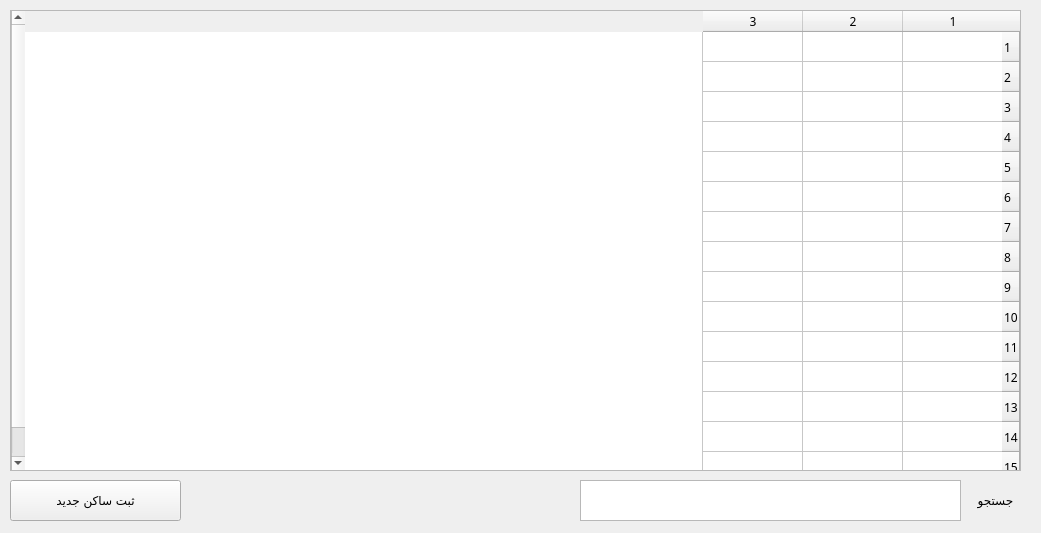
The window that gui/residents.ui (oaacUis/tesis-colombian-plate-recognition) describes before a commit, drawn with Qt 5.
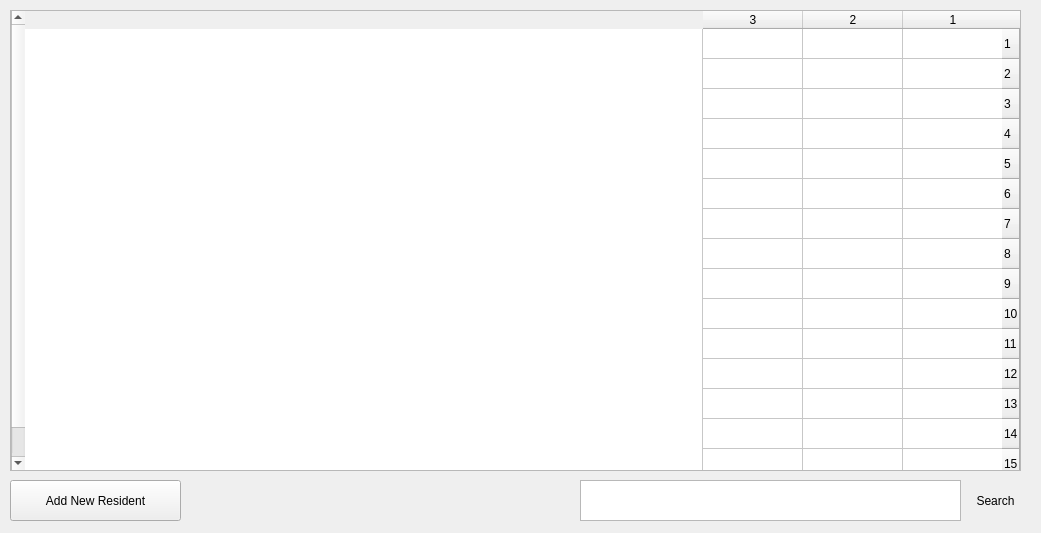
The same window after the commit.

```diff
--- a/gui/residents.ui
+++ b/gui/residents.ui
@@ -58,11 +58,11 @@
                 </property>
                 <property name="font">
                     <font>
-                        <family>B Yekan</family>
+                        <family>Arial</family>
                     </font>
                 </property>
                 <property name="text">
-                    <string>ثبت ساکن جدید</string>
+                    <string>Add New Resident</string>
                 </property>
             </widget>
             <widget class="QLabel" name="label_9">
@@ -76,11 +76,11 @@
                 </property>
                 <property name="font">
                     <font>
-                        <family>B Yekan</family>
+                        <family>Arial</family>
                     </font>
                 </property>
                 <property name="text">
-                    <string>جستجو</string>
+                    <string>Search</string>
                 </property>
                 <property name="alignment">
                     <set>Qt::AlignCenter</set>
@@ -123,7 +123,7 @@
                 </property>
                 <property name="font">
                     <font>
-                        <family>B Yekan</family>
+                        <family>Arial</family>
                     </font>
                 </property>
                 <property name="layoutDirection">
```
Left out of the diff: 8 changed lines with no effect on the pictures.
